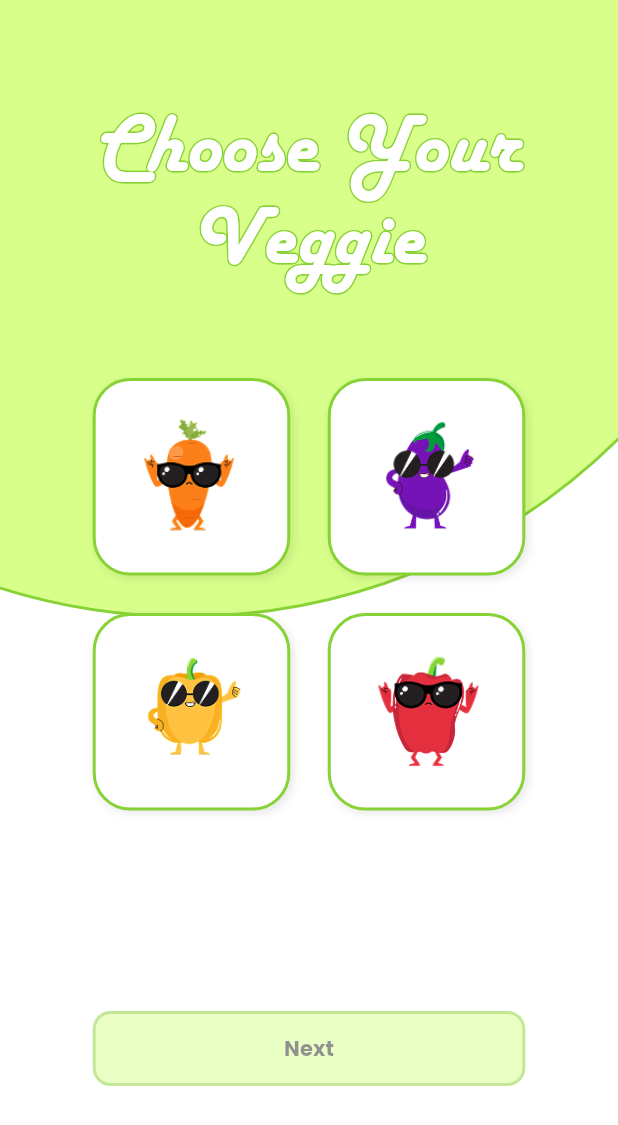
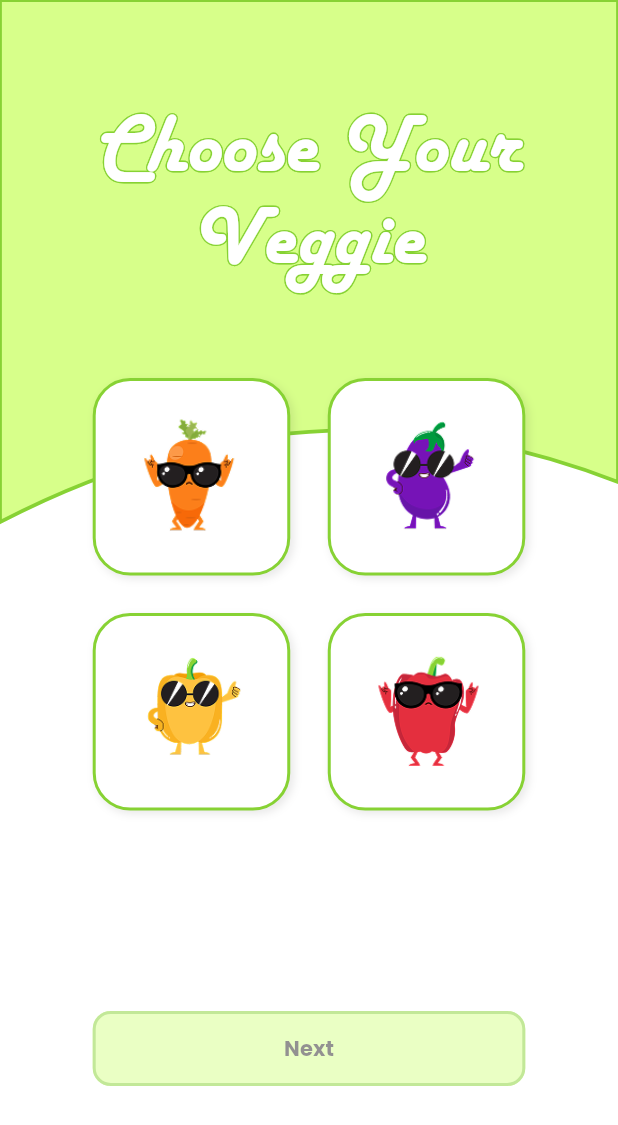
Before and after one commit to broomrun/veggiez, a Flutter app: the screen it shows after launch, after a tap on "Start Game", on a phone screen of 412 x 824 dp. Shown: the top 1125 px of the screen. Run offline on Flutter 3.47's test engine with Material 3 defaults, Android fonts, the phone set to English and light mode, and no system bars; our stand-ins replace google_fonts.

Commit message:
fix(background): use curve instead of circle for better look

```diff
--- a/lib/widgets/background.dart
+++ b/lib/widgets/background.dart
@@ -8,32 +8,26 @@ class HomeBackground extends StatelessWidget {
   Widget build(BuildContext context) {
     final size = MediaQuery.of(context).size;
 
-    return Stack(
+    return SizedBox.expand(
+      child: Stack(
         children: [
           Container(color: AppColors.primary),
 
-        Positioned(
-          top: -size.height * 0.5,
-          left: -size.width * 0.7,
-          child: Container(
-            height: size.width * 2,
-            width: size.width * 2,
-            decoration: BoxDecoration(
-              color: AppColors.white,
-              shape: BoxShape.circle,
-              border: Border.all(
-                color: AppColors.stroke1,
-                width: 2,
-              ),
+          Align(
+            alignment: Alignment.topCenter,
+            child: CustomPaint(
+              size: Size(size.width, size.height * 0.65),
+              painter: VeggieCurvePainter(
+                fillColor: AppColors.white,
+                strokeColor: AppColors.stroke1,
               ),
             ),
           ),
         ],
+      ),
     );
   }
 }
-
-// background 2
 class HomeBackground2 extends StatelessWidget {
   const HomeBackground2({super.key});
 
@@ -41,27 +35,61 @@ class HomeBackground2 extends StatelessWidget {
   Widget build(BuildContext context) {
     final size = MediaQuery.of(context).size;
 
-    return Stack(
+    return SizedBox.expand(
+      child: Stack(
         children: [
           Container(color: AppColors.white),
 
-        Positioned(
-          top: -size.height * 0.5,
-          left: -size.width * 0.7,
-          child: Container(
-            height: size.width * 2,
-            width: size.width * 2,
-            decoration: BoxDecoration(
-              color: AppColors.primary,
-              shape: BoxShape.circle,
-              border: Border.all(
-                color: AppColors.stroke1,
-                width: 2,
-              ),
+          Align(
+            alignment: Alignment.topCenter,
+            child: CustomPaint(
+              size: Size(size.width, size.height * 0.65),
+              painter: VeggieCurvePainter(
+                fillColor: AppColors.primary,
+                strokeColor: AppColors.stroke1,
               ),
             ),
           ),
         ],
+      ),
     );
   }
 }
+
+class VeggieCurvePainter extends CustomPainter {
+  final Color fillColor;
+  final Color strokeColor;
+
+  VeggieCurvePainter({
+    required this.fillColor,
+    required this.strokeColor,
+  });
+
+  @override
+  void paint(Canvas canvas, Size size) {
+    final paintFill = Paint()
+      ..color = fillColor
+      ..style = PaintingStyle.fill;
+
+    final paintStroke = Paint()
+      ..color = strokeColor
+      ..style = PaintingStyle.stroke
+      ..strokeWidth = 2.5;
+
+    final path = Path()
+      ..moveTo(0, size.height * 0.65)
+      ..quadraticBezierTo(
+        size.width * 0.5, size.height * 0.45,
+        size.width, size.height * 0.6,
+      )
+      ..lineTo(size.width, 0)
+      ..lineTo(0, 0)
+      ..close();
+
+    canvas.drawPath(path, paintFill);
+    canvas.drawPath(path, paintStroke);
+  }
+
+  @override
+  bool shouldRepaint(covariant CustomPainter oldDelegate) => false;
+}
```
Also changed, not shown: lib/config/routes.dart (added), lib/provider/quiz_provider.dart (added), lib/screens/result.dart (added), lib/widgets/character_card.dart (added). Lines whose indentation alone changed are shown as unchanged.
